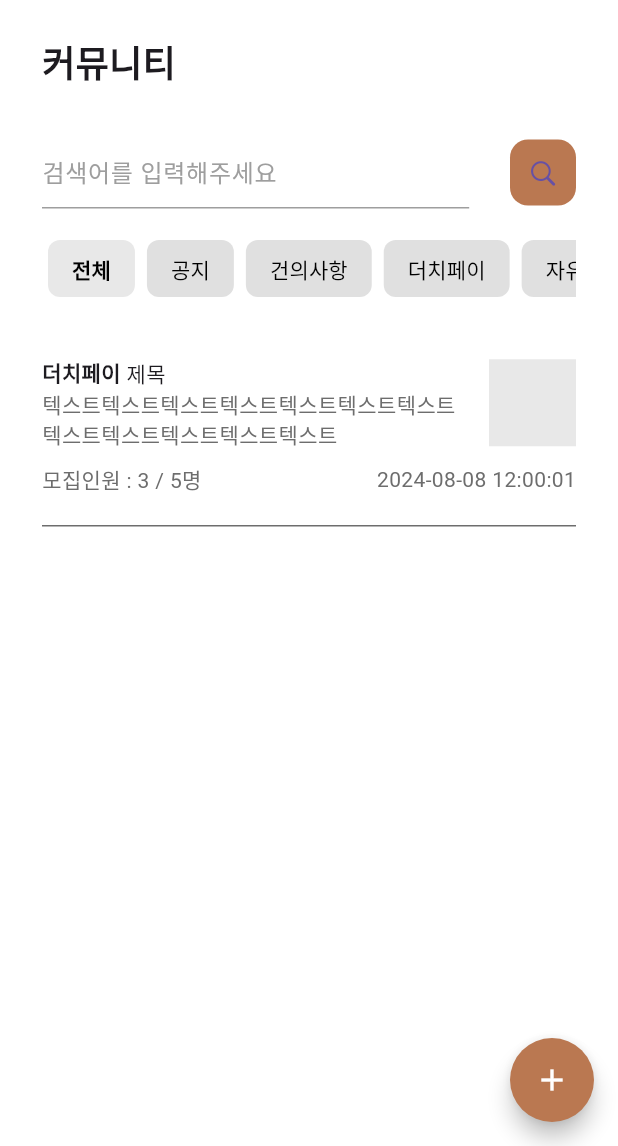
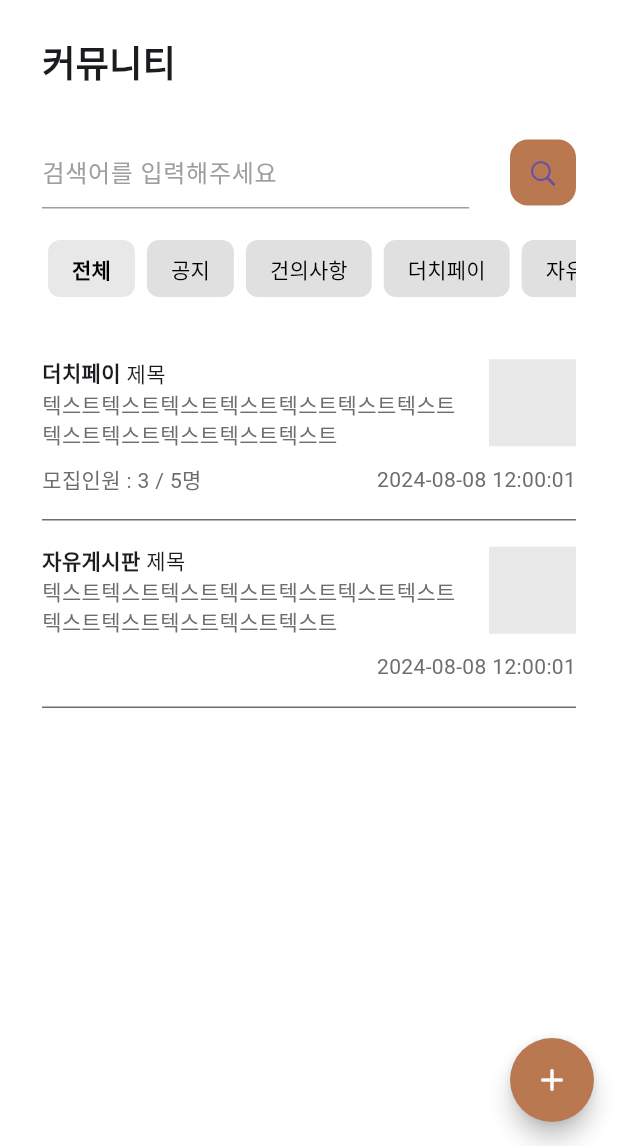
Before and after one commit to BIST-Dotory/Dotory-App, a Flutter app: the CommunityView screen opened directly, on a phone screen of 412 x 824 dp, the part 90-1236 px from its top. Run offline on Flutter 3.47's test engine with Material 3 defaults, Android fonts, the phone set to English and light mode, and no system bars; drawn by our look-alikes of buttons_tabbar; our stand-ins replace flutter_riverpod.

Commit message:
[Feature] 커뮤니티 상세 화면 구현

```diff
--- a/lib/ui/view/main/community_view.dart
+++ b/lib/ui/view/main/community_view.dart
@@ -1,4 +1,5 @@
 import 'package:buttons_tabbar/buttons_tabbar.dart';
+import 'package:dotory_app/ui/view/main/community_detail_view.dart';
 import 'package:dotory_app/ui/view/main/community_write_view.dart';
 import 'package:flutter/cupertino.dart';
 import 'package:flutter/material.dart';
@@ -105,7 +106,8 @@ class _CommunityView extends ConsumerState<CommunityView> {
     return SingleChildScrollView(
       child: Column(
         children: [
-          Column(
+          //더치페이
+          GestureDetector(child: Column(
             mainAxisAlignment: MainAxisAlignment.spaceAround,
             crossAxisAlignment: CrossAxisAlignment.stretch,
             children: [
@@ -141,12 +143,67 @@ class _CommunityView extends ConsumerState<CommunityView> {
                   Text('2024-08-08 12:00:01', textAlign: TextAlign.end, style: TextStyle(color: ColorData.DARK_GREY)),
                 ],
               ),
-              const SizedBox(height: 20),
+              const SizedBox(height: 16),
+              Container(
+                height: 1,
+                color: ColorData.DARK_GREY,
+              ),
+              const SizedBox(height: 16),
+            ],
+          ),
+              onTap: () {
+                Navigator.push(
+                    context, CupertinoPageRoute(builder: (context) => CommunityDetailView(true)));
+              },
+          ),
+          //일반
+          GestureDetector(child: Column(
+            mainAxisAlignment: MainAxisAlignment.spaceAround,
+            crossAxisAlignment: CrossAxisAlignment.stretch,
+            children: [
+              Row(
+                children: [
+                  Flexible(child: Padding(padding: EdgeInsets.only(right: 20) ,child: Column(
+                    crossAxisAlignment: CrossAxisAlignment.start,
+                    children: [
+                      Row(
+                        children: [
+                          Text('자유게시판 ', style: TextStyle(fontWeight: FontWeight.bold)),
+                          Text('제목'),
+                        ],
+                      ),
+                      Text('텍스트텍스트텍스트텍스트텍스트텍스트텍스트텍스트텍스트텍스트텍스트텍스트',
+                          maxLines: 2,
+                          style: TextStyle(overflow: TextOverflow.ellipsis, color: ColorData.DARK_GREY)),
+                    ],
+                  ))),
+                  Container(width: 58, height: 58,
+                    decoration: BoxDecoration(
+                        color: ColorData.LIGHT_GREY
+                    ),
+                  )
+                ],
+              ),
+              const SizedBox(height: 10),
+              Row(
+                mainAxisAlignment: MainAxisAlignment.spaceBetween,
+                crossAxisAlignment: CrossAxisAlignment.center,
+                children: [
+                  Text(''),
+                  Text('2024-08-08 12:00:01', textAlign: TextAlign.end, style: TextStyle(color: ColorData.DARK_GREY)),
+                ],
+              ),
+              const SizedBox(height: 16),
               Container(
                 height: 1,
                 color: ColorData.DARK_GREY,
               )
             ],
+          ),
+            onTap: () {
+              Navigator.push(
+                  context, CupertinoPageRoute(builder: (context) => CommunityDetailView(false)));
+            },
           )
         ],
       ),
--- a/lib/ui/view/main/home_view.dart
+++ b/lib/ui/view/main/home_view.dart
@@ -7,7 +7,6 @@ import 'package:flutter_riverpod/flutter_riverpod.dart';
 class HomeView extends ConsumerWidget {
   @override
   Widget build(BuildContext context, WidgetRef ref) {
-    // TODO: implement build
     return Scaffold(
       body: SafeArea(
           child: Padding(
--- a/lib/ui/view/main/outing_write_view.dart
+++ b/lib/ui/view/main/outing_write_view.dart
@@ -184,7 +184,7 @@ class _OutingWriteView extends ConsumerState<OutingWriteView> {
                     onPressed: () {
                       Navigator.pop(context);
                     },
-                    padding: EdgeInsets.only(left: 16),
+                    padding: const EdgeInsets.only(left: 16),
                   ),
                   CupertinoButton(
                     child: const Text('완료', style: TextStyle(color: ColorData.FOCUS_COLOR)),
@@ -192,7 +192,7 @@ class _OutingWriteView extends ConsumerState<OutingWriteView> {
                       Navigator.pop(context);
                       // 완료를 눌렀을 때 처리할 로직
                     },
-                    padding: EdgeInsets.only(right: 16),
+                    padding: const EdgeInsets.only(right: 16),
                   ),
                 ],
               ),
```
Also changed, not shown: lib/ui/view/main/community_detail_view.dart (added, +81 -0 lines).
